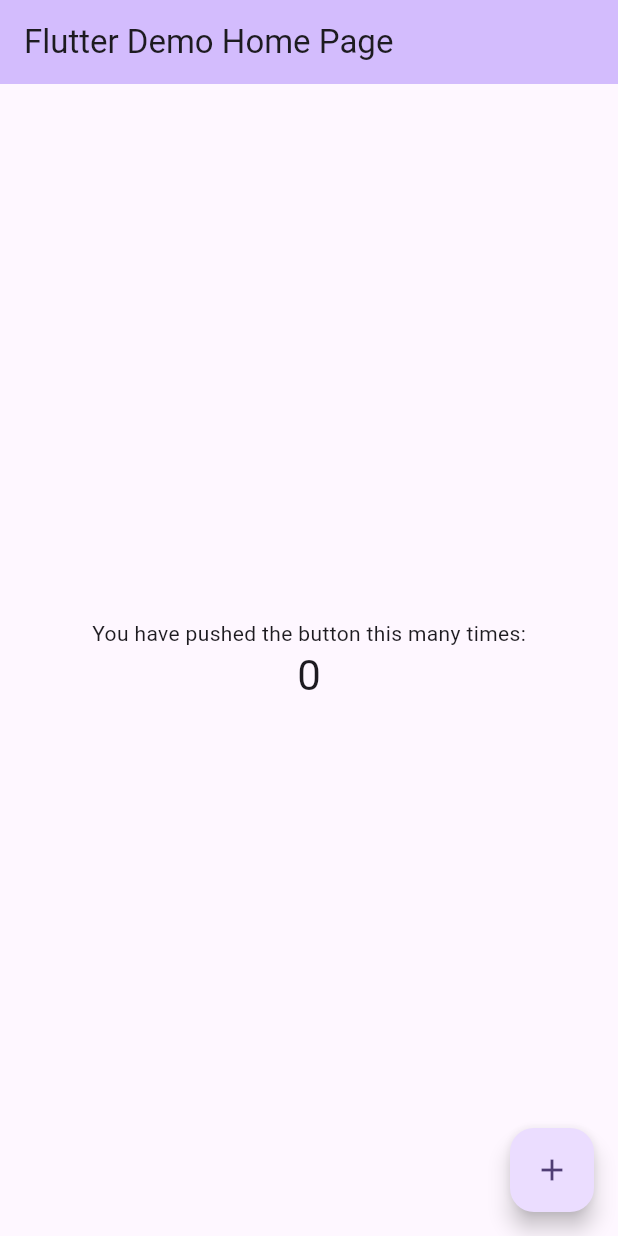
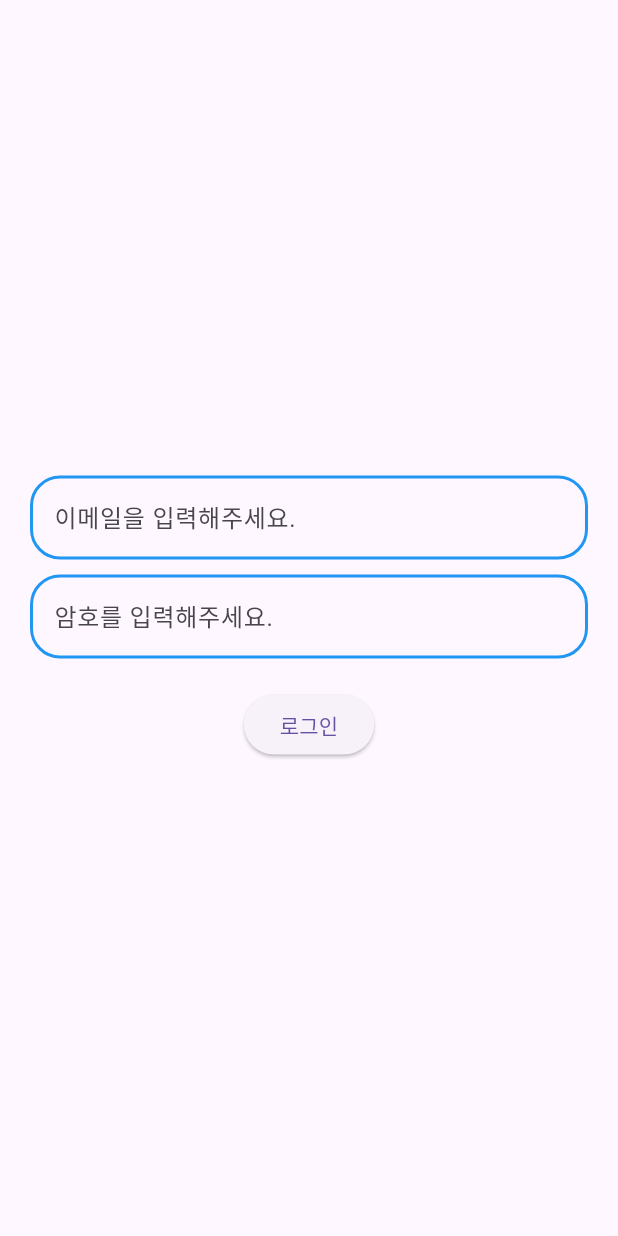
Before and after one commit to velmash/OhMyFlutter, a Flutter app: the screen it shows after launch, on a phone screen of 412 x 824 dp. Run offline on Flutter 3.47's test engine with Material 3 defaults, Android fonts, the phone set to English and light mode, and no system bars; our stand-ins replace auto_size_text, firebase_auth, firebase_core, shared_preferences; accounts and stored records are empty.

Commit message:
:wrench: 로그인 유무로 화면 분기 및 로그인 화면 구현

```diff
--- a/me_calculator/lib/main.dart
+++ b/me_calculator/lib/main.dart
@@ -1,122 +1,24 @@
 import 'package:flutter/material.dart';
+import 'package:firebase_core/firebase_core.dart';
+import 'package:me_calculator/widgets/auth_wrapper.dart';
+import 'firebase_options.dart';
 
-void main() {
+Future<void> main() async {
+  WidgetsFlutterBinding.ensureInitialized();
+  await Firebase.initializeApp(options: DefaultFirebaseOptions.currentPlatform);
+
   runApp(const MyApp());
 }
 
 class MyApp extends StatelessWidget {
   const MyApp({super.key});
 
-  // This widget is the root of your application.
   @override
   Widget build(BuildContext context) {
     return MaterialApp(
-      title: 'Flutter Demo',
-      theme: ThemeData(
-        // This is the theme of your application.
-        //
-        // TRY THIS: Try running your application with "flutter run". You'll see
-        // the application has a purple toolbar. Then, without quitting the app,
-        // try changing the seedColor in the colorScheme below to Colors.green
-        // and then invoke "hot reload" (save your changes or press the "hot
-        // reload" button in a Flutter-supported IDE, or press "r" if you used
-        // the command line to start the app).
-        //
-        // Notice that the counter didn't reset back to zero; the application
-        // state is not lost during the reload. To reset the state, use hot
-        // restart instead.
-        //
-        // This works for code too, not just values: Most code changes can be
-        // tested with just a hot reload.
-        colorScheme: ColorScheme.fromSeed(seedColor: Colors.deepPurple),
-      ),
-      home: const MyHomePage(title: 'Flutter Demo Home Page'),
+      title: 'Firebase Example',
+      theme: ThemeData(primarySwatch: Colors.blue),
+      home: AuthWrapper(),
     );
   }
 }
-
-class MyHomePage extends StatefulWidget {
-  const MyHomePage({super.key, required this.title});
-
-  // This widget is the home page of your application. It is stateful, meaning
-  // that it has a State object (defined below) that contains fields that affect
-  // how it looks.
-
-  // This class is the configuration for the state. It holds the values (in this
-  // case the title) provided by the parent (in this case the App widget) and
-  // used by the build method of the State. Fields in a Widget subclass are
-  // always marked "final".
-
-  final String title;
-
-  @override
-  State<MyHomePage> createState() => _MyHomePageState();
-}
-
-class _MyHomePageState extends State<MyHomePage> {
-  int _counter = 0;
-
-  void _incrementCounter() {
-    setState(() {
-      // This call to setState tells the Flutter framework that something has
-      // changed in this State, which causes it to rerun the build method below
-      // so that the display can reflect the updated values. If we changed
-      // _counter without calling setState(), then the build method would not be
-      // called again, and so nothing would appear to happen.
-      _counter++;
-    });
-  }
-
-  @override
-  Widget build(BuildContext context) {
-    // This method is rerun every time setState is called, for instance as done
-    // by the _incrementCounter method above.
-    //
-    // The Flutter framework has been optimized to make rerunning build methods
-    // fast, so that you can just rebuild anything that needs updating rather
-    // than having to individually change instances of widgets.
-    return Scaffold(
-      appBar: AppBar(
-        // TRY THIS: Try changing the color here to a specific color (to
-        // Colors.amber, perhaps?) and trigger a hot reload to see the AppBar
-        // change color while the other colors stay the same.
-        backgroundColor: Theme.of(context).colorScheme.inversePrimary,
-        // Here we take the value from the MyHomePage object that was created by
-        // the App.build method, and use it to set our appbar title.
-        title: Text(widget.title),
-      ),
-      body: Center(
-        // Center is a layout widget. It takes a single child and positions it
-        // in the middle of the parent.
-        child: Column(
-          // Column is also a layout widget. It takes a list of children and
-          // arranges them vertically. By default, it sizes itself to fit its
-          // children horizontally, and tries to be as tall as its parent.
-          //
-          // Column has various properties to control how it sizes itself and
-          // how it positions its children. Here we use mainAxisAlignment to
-          // center the children vertically; the main axis here is the vertical
-          // axis because Columns are vertical (the cross axis would be
-          // horizontal).
-          //
-          // TRY THIS: Invoke "debug painting" (choose the "Toggle Debug Paint"
-          // action in the IDE, or press "p" in the console), to see the
-          // wireframe for each widget.
-          mainAxisAlignment: MainAxisAlignment.center,
-          children: <Widget>[
-            const Text('You have pushed the button this many times:'),
-            Text(
-              '$_counter',
-              style: Theme.of(context).textTheme.headlineMedium,
-            ),
-          ],
-        ),
-      ),
-      floatingActionButton: FloatingActionButton(
-        onPressed: _incrementCounter,
-        tooltip: 'Increment',
-        child: const Icon(Icons.add),
-      ), // This trailing comma makes auto-formatting nicer for build methods.
-    );
-  }
-}
--- /dev/null
+++ b/me_calculator/lib/screens/home_screen.dart
@@ -0,0 +1,10 @@
+import 'package:flutter/material.dart';
+
+class HomeScreen extends StatelessWidget {
+  const HomeScreen({super.key});
+
+  @override
+  Widget build(BuildContext context) {
+    return Scaffold(body: Center(child: Text("Home Screen")));
+  }
+}
--- /dev/null
+++ b/me_calculator/lib/screens/login_screen.dart
@@ -0,0 +1,136 @@
+import 'package:firebase_auth/firebase_auth.dart';
+import 'package:flutter/material.dart';
+
+class LoginScreen extends StatefulWidget {
+  const LoginScreen({super.key});
+
+  @override
+  State<LoginScreen> createState() => _LoginScreenState();
+}
+
+class _LoginScreenState extends State<LoginScreen> {
+  final _emailController = TextEditingController();
+  final _passwordController = TextEditingController();
+  bool _isLoading = false;
+
+  @override
+  void dispose() {
+    _emailController.dispose();
+    _passwordController.dispose();
+    super.dispose();
+  }
+
+  Future<void> _signIn() async {
+    setState(() {
+      _isLoading = true;
+    });
+
+    try {
+      await FirebaseAuth.instance.signInWithEmailAndPassword(
+        email: _emailController.text.trim(),
+        password: _passwordController.text.trim(),
+      );
+    } on FirebaseAuthException catch (e) {
+      String message;
+      if (e.code == 'user-not-found') {
+        message = '등록되지 않은 이메일입니다.';
+      } else if (e.code == 'wrong-password') {
+        message = '잘못된 비밀번호입니다.';
+      } else {
+        message = '로그인에 실패했습니다. 다시 시도해주세요.';
+      }
+      ScaffoldMessenger.of(
+        context,
+      ).showSnackBar(SnackBar(content: Text(message)));
+    } catch (e) {
+      ScaffoldMessenger.of(
+        context,
+      ).showSnackBar(SnackBar(content: Text('오류가 발생했습니다: ${e.toString()}')));
+    }
+
+    if (mounted) {
+      setState(() {
+        _isLoading = false;
+      });
+    }
+  }
+
+  @override
+  Widget build(BuildContext context) {
+    return Scaffold(
+      body: Stack(
+        children: [
+          Padding(
+            padding: const EdgeInsets.symmetric(horizontal: 20),
+            child: Column(
+              mainAxisAlignment: MainAxisAlignment.center,
+              children: [
+                TextField(
+                  controller: _emailController,
+                  decoration: InputDecoration(
+                    floatingLabelStyle: TextStyle(
+                      color: Colors.blue,
+                      fontWeight: FontWeight.w500,
+                    ),
+                    enabledBorder: OutlineInputBorder(
+                      borderRadius: BorderRadius.circular(20),
+                      borderSide: const BorderSide(
+                        color: Colors.blue,
+                        width: 2,
+                      ),
+                    ),
+                    focusedBorder: OutlineInputBorder(
+                      borderRadius: BorderRadius.circular(20),
+                      borderSide: const BorderSide(
+                        color: Colors.blue,
+                        width: 2,
+                      ),
+                    ),
+                    labelText: '이메일을 입력해주세요.',
+                  ),
+                  keyboardType: TextInputType.emailAddress,
+                ),
+                const SizedBox(height: 10),
+                TextField(
+                  controller: _passwordController,
+                  obscureText: true,
+                  decoration: InputDecoration(
+                    floatingLabelStyle: TextStyle(
+                      color: Colors.blue,
+                      fontWeight: FontWeight.w500,
+                    ),
+                    enabledBorder: OutlineInputBorder(
+                      borderRadius: BorderRadius.circular(20),
+                      borderSide: const BorderSide(
+                        color: Colors.blue,
+                        width: 2,
+                      ),
+                    ),
+                    focusedBorder: OutlineInputBorder(
+                      borderRadius: BorderRadius.circular(20),
+                      borderSide: const BorderSide(
+                        color: Colors.blue,
+                        width: 2,
+                      ),
+                    ),
+                    labelText: '암호를 입력해주세요.',
+                  ),
+                ),
+                const SizedBox(height: 20),
+                ElevatedButton(
+                  onPressed: _isLoading ? null : _signIn, // 로딩 중일 때 비활성화
+                  child: const Text('로그인'),
+                ),
+              ],
+            ),
+          ),
+          if (_isLoading)
+            Container(
+              color: Colors.black.withOpacity(0.5),
+              child: const Center(child: CircularProgressIndicator()),
+            ),
+        ],
+      ),
+    );
+  }
+}
--- /dev/null
+++ b/me_calculator/lib/widgets/auth_wrapper.dart
@@ -0,0 +1,26 @@
+import 'package:flutter/material.dart';
+import 'package:firebase_auth/firebase_auth.dart';
+import 'package:me_calculator/screens/home_screen.dart';
+import 'package:me_calculator/screens/login_screen.dart';
+
+class AuthWrapper extends StatelessWidget {
+  const AuthWrapper({super.key});
+
+  @override
+  Widget build(BuildContext context) {
+    return StreamBuilder<User?>(
+      stream: FirebaseAuth.instance.authStateChanges(),
+      builder: (context, snapshot) {
+        if (snapshot.connectionState == ConnectionState.active) {
+          User? user = snapshot.data;
+          if (user == null) {
+            return const LoginScreen();
+          }
+          return const HomeScreen();
+        } else {
+          return const Center(child: CircularProgressIndicator());
+        }
+      },
+    );
+  }
+}
```
Also changed, not shown: me_calculator/firebase.json (added), me_calculator/lib/firebase_options.dart (added), 13 other files.
